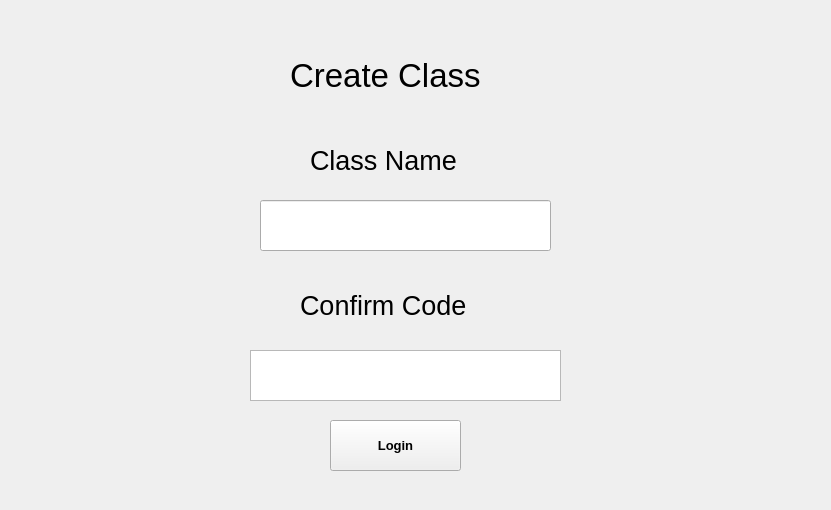
Assignment-C/UI-APP, file Group4/reaksaui2.ui: the form before one commit.
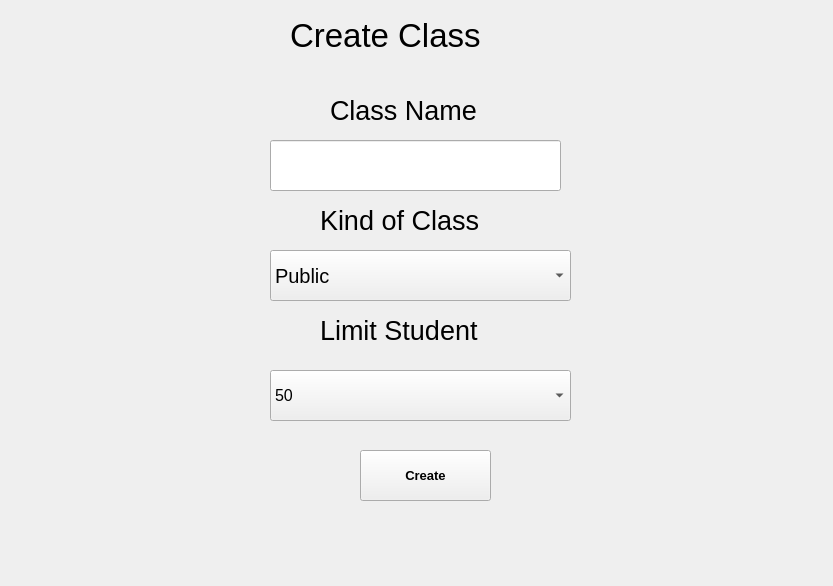
The form after the commit. Icons and pictures are not drawn.

```diff
--- a/Group4/reaksaui2.ui
+++ b/Group4/reaksaui2.ui
@@ -6,8 +6,8 @@
    <rect>
     <x>0</x>
     <y>0</y>
-    <width>831</width>
-    <height>510</height>
+    <width>833</width>
+    <height>586</height>
    </rect>
   </property>
   <property name="windowTitle">
@@ -17,7 +17,7 @@
    <property name="geometry">
     <rect>
      <x>290</x>
-     <y>40</y>
+     <y>0</y>
      <width>261</width>
      <height>71</height>
     </rect>
@@ -34,8 +34,8 @@
   <widget class="QLabel" name="label_2">
    <property name="geometry">
     <rect>
-     <x>310</x>
-     <y>140</y>
+     <x>330</x>
+     <y>90</y>
      <width>201</width>
      <height>41</height>
     </rect>
@@ -49,51 +49,11 @@
     <string>Class Name</string>
    </property>
   </widget>
-  <widget class="QTextEdit" name="textEdit">
-   <property name="geometry">
-    <rect>
-     <x>250</x>
-     <y>350</y>
-     <width>311</width>
-     <height>51</height>
-    </rect>
-   </property>
-   <property name="font">
-    <font>
-     <pointsize>20</pointsize>
-    </font>
-   </property>
-   <property name="html">
-    <string>&lt;!DOCTYPE HTML PUBLIC &quot;-//W3C//DTD HTML 4.0//EN&quot; &quot;http://www.w3.org/TR/REC-html40/strict.dtd&quot;&gt;
-&lt;html&gt;&lt;head&gt;&lt;meta name=&quot;qrichtext&quot; content=&quot;1&quot; /&gt;&lt;style type=&quot;text/css&quot;&gt;
-p, li { white-space: pre-wrap; }
-&lt;/style&gt;&lt;/head&gt;&lt;body style=&quot; font-family:'MS Shell Dlg 2'; font-size:20pt; font-weight:400; font-style:normal;&quot;&gt;
-&lt;p align=&quot;center&quot; style=&quot;-qt-paragraph-type:empty; margin-top:0px; margin-bottom:0px; margin-left:0px; margin-right:0px; -qt-block-indent:0; text-indent:0px; font-size:7.8pt;&quot;&gt;&lt;br /&gt;&lt;/p&gt;&lt;/body&gt;&lt;/html&gt;</string>
-   </property>
-  </widget>
-  <widget class="QLabel" name="label_3">
-   <property name="geometry">
-    <rect>
-     <x>300</x>
-     <y>280</y>
-     <width>211</width>
-     <height>51</height>
-    </rect>
-   </property>
-   <property name="font">
-    <font>
-     <pointsize>20</pointsize>
-    </font>
-   </property>
-   <property name="text">
-    <string>Confirm Code</string>
-   </property>
-  </widget>
   <widget class="QLineEdit" name="lineEdit">
    <property name="geometry">
     <rect>
-     <x>260</x>
-     <y>200</y>
+     <x>270</x>
+     <y>140</y>
      <width>291</width>
      <height>51</height>
     </rect>
@@ -107,8 +67,8 @@
   <widget class="QPushButton" name="pushButton">
    <property name="geometry">
     <rect>
-     <x>330</x>
-     <y>420</y>
+     <x>360</x>
+     <y>450</y>
      <width>131</width>
      <height>51</height>
     </rect>
@@ -121,9 +81,115 @@
     </font>
    </property>
    <property name="text">
-    <string>Login</string>
+    <string>Create</string>
    </property>
   </widget>
+  <widget class="QLabel" name="label_3">
+   <property name="geometry">
+    <rect>
+     <x>320</x>
+     <y>200</y>
+     <width>201</width>
+     <height>41</height>
+    </rect>
+   </property>
+   <property name="font">
+    <font>
+     <pointsize>20</pointsize>
+    </font>
+   </property>
+   <property name="text">
+    <string>Kind of Class</string>
+   </property>
+  </widget>
+  <widget class="QComboBox" name="comboBox">
+   <property name="geometry">
+    <rect>
+     <x>270</x>
+     <y>250</y>
+     <width>301</width>
+     <height>51</height>
+    </rect>
+   </property>
+   <property name="font">
+    <font>
+     <pointsize>15</pointsize>
+    </font>
+   </property>
+   <item>
+    <property name="text">
+     <string>Public</string>
+    </property>
+   </item>
+   <item>
+    <property name="text">
+     <string>Privite</string>
+    </property>
+   </item>
+  </widget>
+  <widget class="QLabel" name="label_4">
+   <property name="geometry">
+    <rect>
+     <x>320</x>
+     <y>310</y>
+     <width>201</width>
+     <height>41</height>
+    </rect>
+   </property>
+   <property name="font">
+    <font>
+     <pointsize>20</pointsize>
+    </font>
+   </property>
+   <property name="text">
+    <string>Limit Student</string>
+   </property>
+  </widget>
+  <widget class="QComboBox" name="comboBox_2">
+   <property name="geometry">
+    <rect>
+     <x>270</x>
+     <y>370</y>
+     <width>301</width>
+     <height>51</height>
+    </rect>
+   </property>
+   <property name="font">
+    <font>
+     <pointsize>12</pointsize>
+    </font>
+   </property>
+   <item>
+    <property name="text">
+     <string>50</string>
+    </property>
+   </item>
+   <item>
+    <property name="text">
+     <string>Bigger 100</string>
+    </property>
+   </item>
+   <item>
+    <property name="text">
+     <string>Bigger 120</string>
+    </property>
+   </item>
+   <item>
+    <property name="text">
+     <string>Bigger 200</string>
+    </property>
+   </item>
+   <item>
+    <property name="text">
+     <string>Bigger 500</string>
+    </property>
+   </item>
+   <item>
+    <property name="text">
+     <string>No Limit</string>
+    </property>
+   </item>
+  </widget>
  </widget>
  <resources/>
  <connections>
```
Left out of the diff: 13 changed lines with no effect on the pictures.
